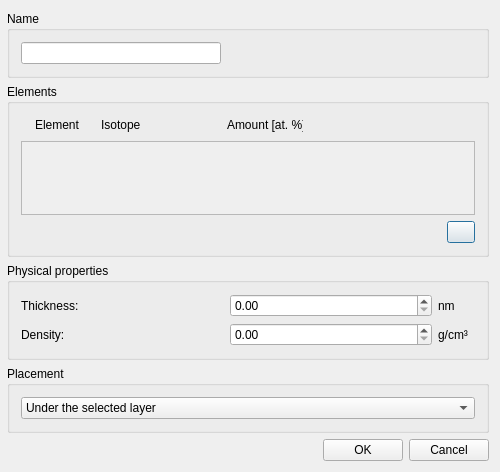
Qt form ui_files/ui_layer_dialog.ui (JYU-IBA/potku) before a commit.
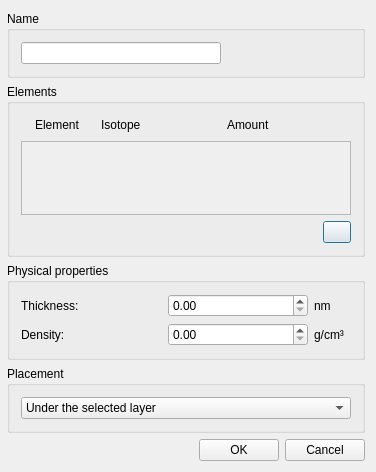
The same form after that commit. Icons and pictures are not drawn.

```diff
--- a/ui_files/ui_layer_dialog.ui
+++ b/ui_files/ui_layer_dialog.ui
@@ -6,7 +6,7 @@
    <rect>
     <x>0</x>
     <y>0</y>
-    <width>500</width>
+    <width>376</width>
     <height>472</height>
    </rect>
   </property>
@@ -124,7 +124,7 @@
            </size>
           </property>
           <property name="text">
-           <string>Amount [at. %]</string>
+           <string>Amount</string>
           </property>
          </widget>
         </item>
```
